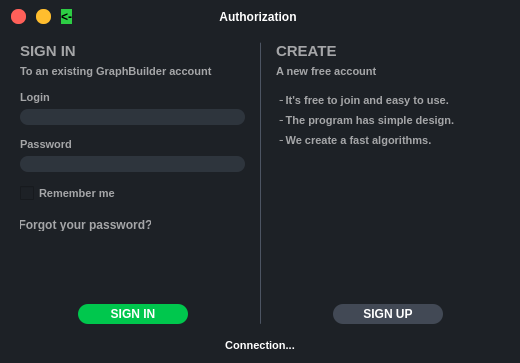
First picture: the form in auth.ui, repository Allyans3/GraphBuilder_Dev, before the edit.
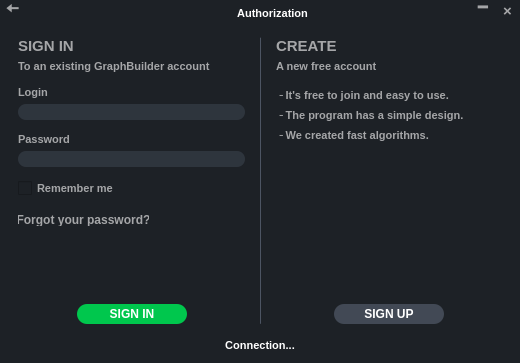
Second picture: the form after the edit.

The edit to the form file:
```diff
--- a/auth.ui
+++ b/auth.ui
@@ -29,87 +29,37 @@
    <string notr="true">background-color:rgb(29,33,38);</string>
   </property>
   <layout class="QVBoxLayout" name="verticalLayout_2">
+   <property name="leftMargin">
+    <number>0</number>
+   </property>
    <property name="topMargin">
-    <number>7</number>
+    <number>0</number>
+   </property>
+   <property name="rightMargin">
+    <number>0</number>
    </property>
    <item>
     <layout class="QHBoxLayout" name="horizontalLayout">
      <property name="spacing">
-      <number>10</number>
+      <number>0</number>
      </property>
-     <item>
-      <widget class="QPushButton" name="exitbut">
-       <property name="minimumSize">
-        <size>
-         <width>15</width>
-         <height>15</height>
-        </size>
-       </property>
-       <property name="maximumSize">
-        <size>
-         <width>15</width>
-         <height>15</height>
-        </size>
-       </property>
-       <property name="cursor">
-        <cursorShape>PointingHandCursor</cursorShape>
-       </property>
-       <property name="styleSheet">
-        <string notr="true">QPushButton {
-    border: 0px solid gray;
-    border-radius: 7px;
-    background-color: rgb(255,96,89);
-	color:#ffffff;
-}
-
-QPushButton:hover {
-	background-color: rgb(255,51,40);
-}</string>
-       </property>
-       <property name="text">
-        <string/>
-       </property>
-      </widget>
-     </item>
-     <item>
-      <widget class="QPushButton" name="minimize">
-       <property name="maximumSize">
-        <size>
-         <width>15</width>
-         <height>15</height>
-        </size>
-       </property>
-       <property name="cursor">
-        <cursorShape>PointingHandCursor</cursorShape>
-       </property>
-       <property name="styleSheet">
-        <string notr="true">QPushButton {
-    border: 0px solid gray;
-    border-radius: 7px;
-    padding: 0 8px;
-    background-color:rgb(255,189,46);
-	color:#ffffff;
-}
-
-QPushButton:hover {
-	background-color: rgb(255,168,0);
-}</string>
-       </property>
-       <property name="text">
-        <string/>
-       </property>
-      </widget>
-     </item>
      <item>
       <widget class="QPushButton" name="back">
+       <property name="minimumSize">
+        <size>
+         <width>25</width>
+         <height>22</height>
+        </size>
+       </property>
        <property name="maximumSize">
         <size>
-         <width>15</width>
-         <height>15</height>
+         <width>25</width>
+         <height>22</height>
         </size>
        </property>
        <property name="font">
         <font>
+         <pointsize>12</pointsize>
          <weight>75</weight>
          <bold>true</bold>
         </font>
@@ -120,17 +70,37 @@
        <property name="styleSheet">
         <string notr="true">QPushButton {
     border: 0px solid gray;
-    border-radius: 7px;
-    background-color:rgb(45,205,68);
-	color:black;
+    padding-bottom: 2px;
+    background-color:rgb(29,33,38);
+	color:#a5a6a8;
 }
 
 QPushButton:hover {
-	background-color:rgb(0,170,64);
+	background-color: rgb(43,48,55);
+	color:white;
 }</string>
        </property>
        <property name="text">
-        <string>&lt;-</string>
+        <string>🠄</string>
+       </property>
+      </widget>
+     </item>
+     <item>
+      <widget class="QLabel" name="label_2">
+       <property name="minimumSize">
+        <size>
+         <width>50</width>
+         <height>0</height>
+        </size>
+       </property>
+       <property name="maximumSize">
+        <size>
+         <width>50</width>
+         <height>16777215</height>
+        </size>
+       </property>
+       <property name="text">
+        <string/>
        </property>
       </widget>
      </item>
@@ -166,13 +136,14 @@
        </property>
        <property name="font">
         <font>
-         <pointsize>9</pointsize>
+         <pointsize>8</pointsize>
          <weight>75</weight>
          <bold>true</bold>
         </font>
        </property>
        <property name="styleSheet">
-        <string notr="true">color:white;</string>
+        <string notr="true">color:white;
+padding-top: 6px;</string>
        </property>
        <property name="text">
         <string>Authorization</string>
@@ -211,15 +182,86 @@
       </spacer>
      </item>
      <item>
-      <widget class="QLabel" name="label_2">
+      <widget class="QPushButton" name="minimize">
        <property name="minimumSize">
         <size>
-         <width>65</width>
-         <height>0</height>
+         <width>25</width>
+         <height>22</height>
         </size>
        </property>
+       <property name="maximumSize">
+        <size>
+         <width>25</width>
+         <height>22</height>
+        </size>
+       </property>
+       <property name="font">
+        <font>
+         <pointsize>12</pointsize>
+         <weight>75</weight>
+         <bold>true</bold>
+        </font>
+       </property>
+       <property name="cursor">
+        <cursorShape>PointingHandCursor</cursorShape>
+       </property>
+       <property name="styleSheet">
+        <string notr="true">QPushButton {
+    border: 0px solid gray;
+	padding-top: -1px;
+	padding-bottom: 6px;
+    background-color:rgb(29,33,38);
+	color:#a5a6a8;
+}
+
+QPushButton:hover {
+	background-color: rgb(43,48,55);
+	color:white;
+}</string>
+       </property>
        <property name="text">
-        <string/>
+        <string>🗕</string>
+       </property>
+      </widget>
+     </item>
+     <item>
+      <widget class="QPushButton" name="exitbut">
+       <property name="minimumSize">
+        <size>
+         <width>25</width>
+         <height>22</height>
+        </size>
+       </property>
+       <property name="maximumSize">
+        <size>
+         <width>25</width>
+         <height>22</height>
+        </size>
+       </property>
+       <property name="font">
+        <font>
+         <pointsize>11</pointsize>
+         <weight>75</weight>
+         <bold>true</bold>
+        </font>
+       </property>
+       <property name="cursor">
+        <cursorShape>PointingHandCursor</cursorShape>
+       </property>
+       <property name="styleSheet">
+        <string notr="true">QPushButton {
+    border: 0px solid gray;
+    background-color: rgb(29,33,38);
+	color:#a5a6a8;
+}
+
+QPushButton:hover {
+	background-color: rgb(255,51,40);
+	color: white;
+}</string>
+       </property>
+       <property name="text">
+        <string>×</string>
        </property>
       </widget>
      </item>
@@ -235,6 +277,12 @@
        <string notr="true"/>
       </property>
       <layout class="QGridLayout" name="gridLayout_3">
+       <property name="leftMargin">
+        <number>18</number>
+       </property>
+       <property name="rightMargin">
+        <number>18</number>
+       </property>
        <property name="horizontalSpacing">
         <number>15</number>
        </property>
@@ -667,7 +715,7 @@
                 <string notr="true">color:#a5a6a8;</string>
                </property>
                <property name="text">
-                <string>╶ The program has simple design.</string>
+                <string>╶ The program has a simple design.</string>
                </property>
               </widget>
              </item>
@@ -684,7 +732,7 @@
                 <string notr="true">color:#a5a6a8;</string>
                </property>
                <property name="text">
-                <string>╶ We create a fast algorithms.</string>
+                <string>╶ We created fast algorithms.</string>
                </property>
               </widget>
              </item>
@@ -774,6 +822,12 @@
      </widget>
      <widget class="QWidget" name="Activate">
       <layout class="QGridLayout" name="gridLayout_2">
+       <property name="leftMargin">
+        <number>18</number>
+       </property>
+       <property name="rightMargin">
+        <number>18</number>
+       </property>
        <property name="horizontalSpacing">
         <number>15</number>
        </property>
```
